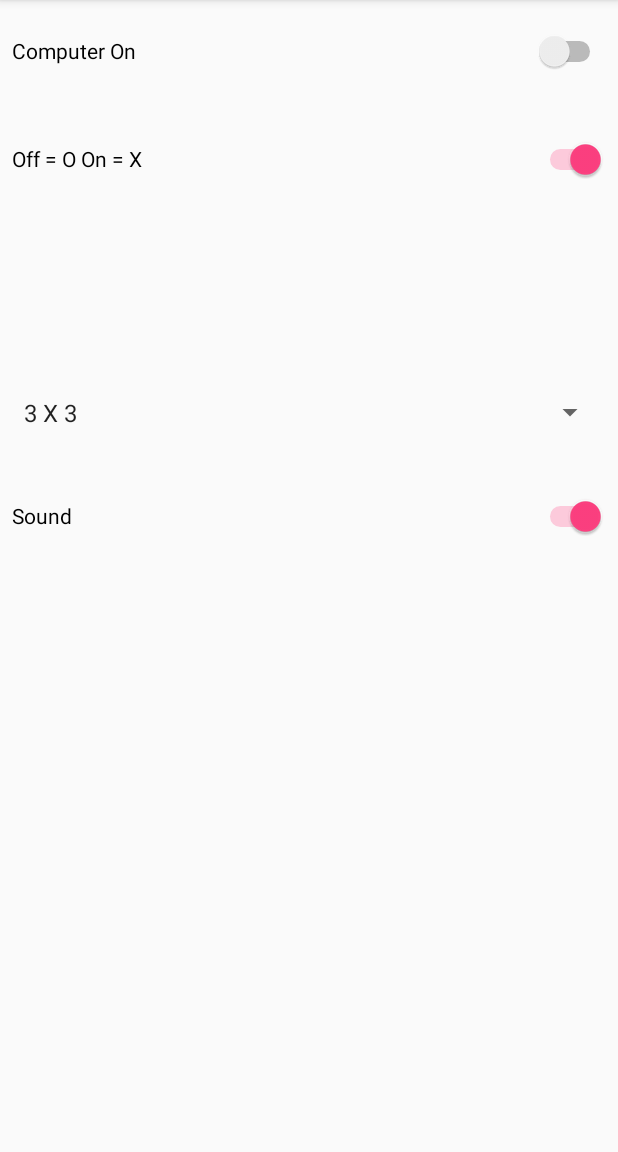
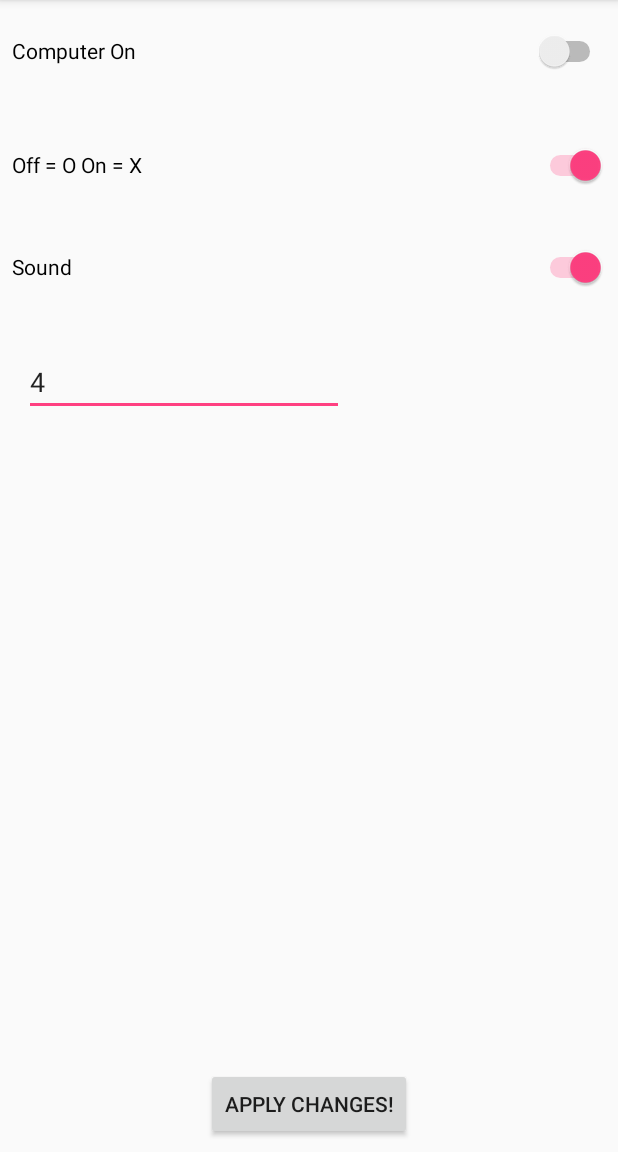
Before and after one commit to piluvr/tictac, an Android app: the ChangeActivity screen opened directly, with no data from a screen before it, on a phone screen of 412 x 824 dp, the part 84-1236 px from its top. Run offline under Robolectric (Android 15) with nearby library versions, the phone set to English and light mode, and no system bars.

Commit message:
Add files via upload

```diff
--- a/src/main/res/layout/content_change.xml
+++ b/src/main/res/layout/content_change.xml
@@ -16,11 +16,11 @@
         android:layout_marginLeft="8dp"
         android:layout_marginRight="8dp"
         android:layout_marginStart="8dp"
-        android:layout_marginTop="12dp"
+        android:layout_marginTop="16dp"
         android:checked="false"
         android:text="Off = O On = X"
         app:layout_constraintEnd_toEndOf="parent"
-        app:layout_constraintHorizontal_bias="0.5"
+        app:layout_constraintHorizontal_bias="0.0"
         app:layout_constraintStart_toStartOf="parent"
         app:layout_constraintTop_toBottomOf="@+id/switch3"
         tools:checked="false"
@@ -44,7 +44,7 @@
         app:layout_constraintHorizontal_bias="0.0"
         app:layout_constraintStart_toStartOf="parent"
         app:layout_constraintTop_toBottomOf="@+id/switch1"
-        app:layout_constraintVertical_bias="0.306" />
+        app:layout_constraintVertical_bias="0.0" />
 
 
     <Switch
@@ -62,23 +62,34 @@
         app:layout_constraintStart_toStartOf="parent"
         app:layout_constraintTop_toTopOf="parent" />
 
-    <Spinner
-        android:id="@+id/spinner"
-        android:layout_width="0dp"
-        android:layout_height="62dp"
+    <Button
+        android:id="@+id/button_apply"
+        android:layout_width="wrap_content"
+        android:layout_height="wrap_content"
         android:layout_marginBottom="8dp"
         android:layout_marginEnd="8dp"
         android:layout_marginLeft="8dp"
         android:layout_marginRight="8dp"
         android:layout_marginStart="8dp"
-        android:layout_marginTop="8dp"
-        android:entries="@array/grid_arrays"
-        app:layout_constraintBottom_toTopOf="@+id/switch2"
+        android:onClick="applyChanges"
+        android:text="Apply changes!"
+        app:layout_constraintBottom_toBottomOf="parent"
         app:layout_constraintEnd_toEndOf="parent"
-        app:layout_constraintHorizontal_bias="0.0"
+        app:layout_constraintStart_toStartOf="parent" />
+
+    <EditText
+        android:id="@+id/edit_num"
+        android:layout_width="wrap_content"
+        android:layout_height="wrap_content"
+        android:layout_marginLeft="16dp"
+        android:layout_marginStart="16dp"
+        android:layout_marginTop="24dp"
+        android:ems="10"
+        android:hint="Size"
+        android:inputType="number"
+        android:text="4"
         app:layout_constraintStart_toStartOf="parent"
-        app:layout_constraintTop_toBottomOf="@+id/switch1"
-        app:layout_constraintVertical_bias="1.0" />
+        app:layout_constraintTop_toBottomOf="@+id/switch2" />
 
 
 </android.support.constraint.ConstraintLayout>
```
